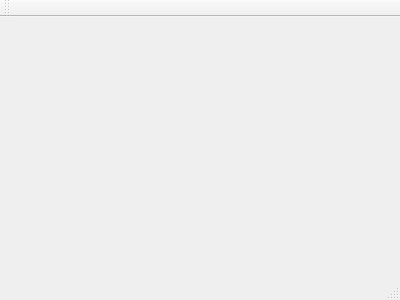
First picture: the form in QT/FaceRecognitionTest/mainwindow.ui, repository chenhaifeng2016/FaceRecognitionTest, before the edit.
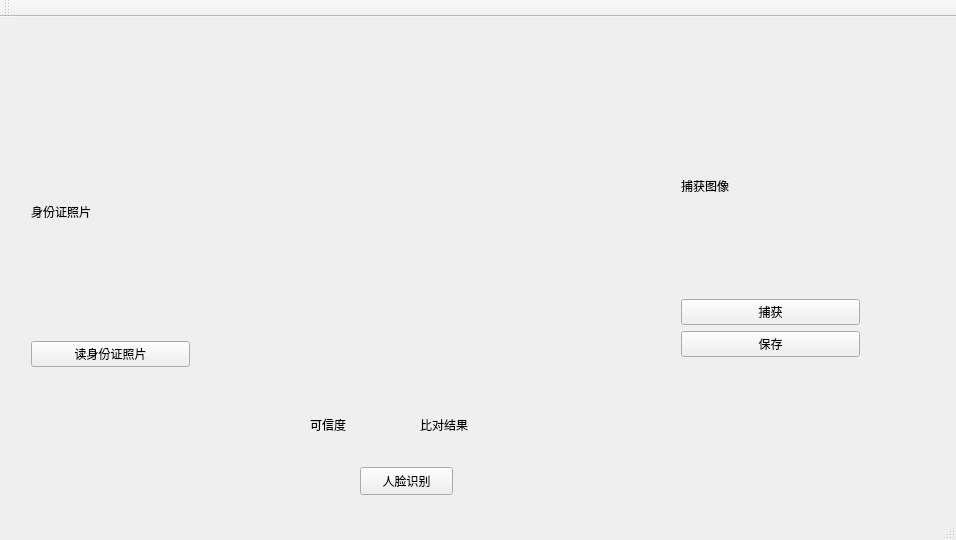
Second picture: the form after the edit.

```diff
--- a/QT/FaceRecognitionTest/mainwindow.ui
+++ b/QT/FaceRecognitionTest/mainwindow.ui
@@ -1,24 +1,149 @@
 <ui version="4.0">
  <class>MainWindow</class>
- <widget class="QMainWindow" name="MainWindow" >
-  <property name="geometry" >
+ <widget class="QMainWindow" name="MainWindow">
+  <property name="geometry">
    <rect>
     <x>0</x>
     <y>0</y>
-    <width>400</width>
-    <height>300</height>
+    <width>956</width>
+    <height>540</height>
    </rect>
   </property>
   <property name="windowTitle" >
    <string>MainWindow</string>
   </property>
-  <widget class="QMenuBar" name="menuBar" />
-  <widget class="QToolBar" name="mainToolBar" />
-  <widget class="QWidget" name="centralWidget" />
-  <widget class="QStatusBar" name="statusBar" />
+  <widget class="QWidget" name="centralWidget">
+   <widget class="QWidget" name="horizontalLayoutWidget">
+    <property name="geometry">
+     <rect>
+      <x>270</x>
+      <y>30</y>
+      <width>371</width>
+      <height>331</height>
+     </rect>
+    </property>
+    <layout class="QHBoxLayout" name="cameraView"/>
+   </widget>
+   <widget class="QWidget" name="verticalLayoutWidget">
+    <property name="geometry">
+     <rect>
+      <x>670</x>
+      <y>50</y>
+      <width>201</width>
+      <height>301</height>
+     </rect>
+    </property>
+    <layout class="QVBoxLayout" name="verticalLayout">
+     <item>
+      <widget class="QLabel" name="imageCapture">
+       <property name="text">
+        <string>捕获图像</string>
+       </property>
+      </widget>
+     </item>
+     <item>
+      <widget class="QPushButton" name="btnCapture">
+       <property name="text">
+        <string>捕获</string>
+       </property>
+      </widget>
+     </item>
+     <item>
+      <widget class="QPushButton" name="btnSave">
+       <property name="text">
+        <string>保存</string>
+       </property>
+      </widget>
+     </item>
+    </layout>
+   </widget>
+   <widget class="QWidget" name="verticalLayoutWidget_2">
+    <property name="geometry">
+     <rect>
+      <x>20</x>
+      <y>60</y>
+      <width>181</width>
+      <height>301</height>
+     </rect>
+    </property>
+    <layout class="QVBoxLayout" name="verticalLayout_2">
+     <item>
+      <widget class="QLabel" name="imageIDPhoto">
+       <property name="text">
+        <string>身份证照片</string>
+       </property>
+      </widget>
+     </item>
+     <item>
+      <widget class="QPushButton" name="btnReadID">
+       <property name="text">
+        <string>读身份证照片</string>
+       </property>
+      </widget>
+     </item>
+    </layout>
+   </widget>
+   <widget class="QPushButton" name="btnFaceRecognition">
+    <property name="geometry">
+     <rect>
+      <x>360</x>
+      <y>450</y>
+      <width>93</width>
+      <height>28</height>
+     </rect>
+    </property>
+    <property name="text">
+     <string>人脸识别</string>
+    </property>
+   </widget>
+   <widget class="QLabel" name="label">
+    <property name="geometry">
+     <rect>
+      <x>310</x>
+      <y>400</y>
+      <width>72</width>
+      <height>15</height>
+     </rect>
+    </property>
+    <property name="text">
+     <string>可信度</string>
+    </property>
+   </widget>
+   <widget class="QLabel" name="lblConfidence">
+    <property name="geometry">
+     <rect>
+      <x>420</x>
+      <y>400</y>
+      <width>72</width>
+      <height>15</height>
+     </rect>
+    </property>
+    <property name="text">
+     <string>比对结果</string>
+    </property>
+   </widget>
+  </widget>
+  <widget class="QMenuBar" name="menuBar">
+   <property name="geometry">
+    <rect>
+     <x>0</x>
+     <y>0</y>
+     <width>956</width>
+     <height>26</height>
+    </rect>
+   </property>
+  </widget>
+  <widget class="QToolBar" name="mainToolBar">
+   <attribute name="toolBarArea">
+    <enum>TopToolBarArea</enum>
+   </attribute>
+   <attribute name="toolBarBreak">
+    <bool>false</bool>
+   </attribute>
+  </widget>
+  <widget class="QStatusBar" name="statusBar"/>
  </widget>
- <layoutDefault spacing="6" margin="11" />
- <pixmapfunction></pixmapfunction>
+ <layoutdefault spacing="6" margin="11"/>
  <resources/>
  <connections/>
 </ui>
```
Left out of the diff: 3 changed lines with no effect on the pictures.
